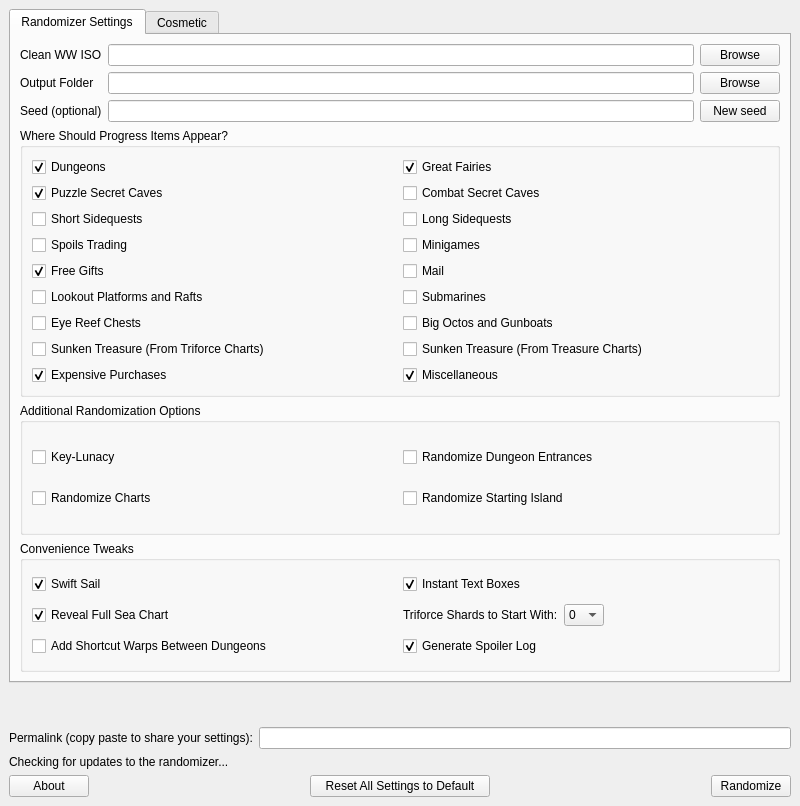
Above: ui/randomizer_window.ui from wooferzfg/wwrando before the change. Below: the same form after it.
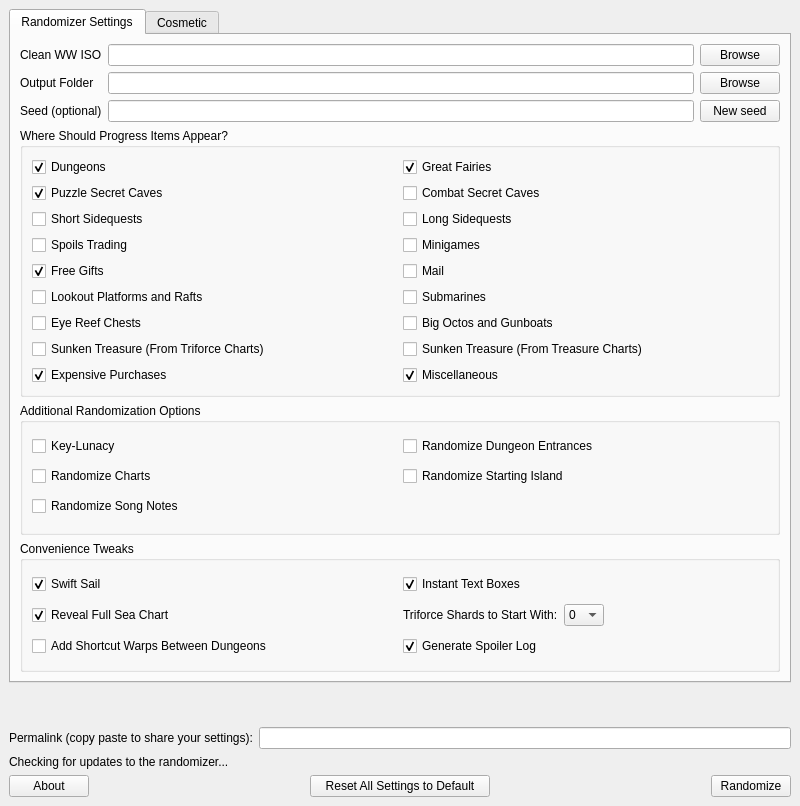
That is the form after the change.

Commit message: Add option to randomize song notes

What changed in the file:
```diff
--- a/ui/randomizer_window.ui
+++ b/ui/randomizer_window.ui
@@ -270,6 +270,13 @@
              </property>
             </widget>
            </item>
+           <item row="2" column="0">
+            <widget class="QCheckBox" name="randomize_song_notes">
+             <property name="text">
+              <string>Randomize Song Notes</string>
+             </property>
+            </widget>
+           </item>
           </layout>
          </widget>
         </item>
```
The commit also changes 4 other files.
